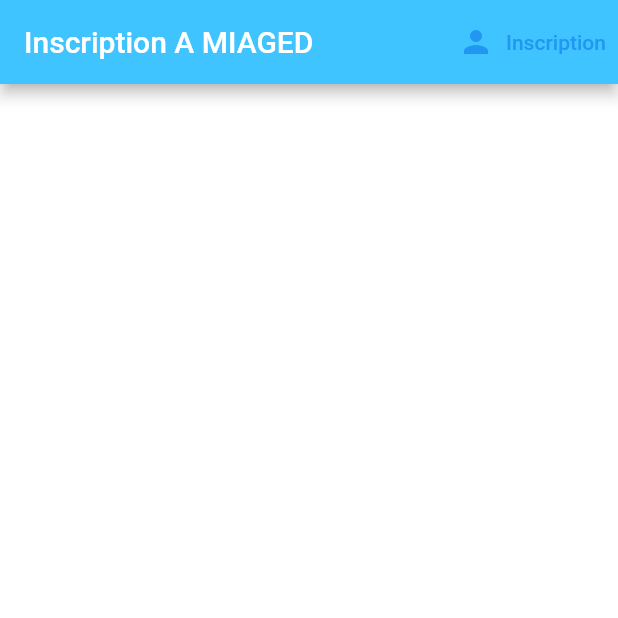
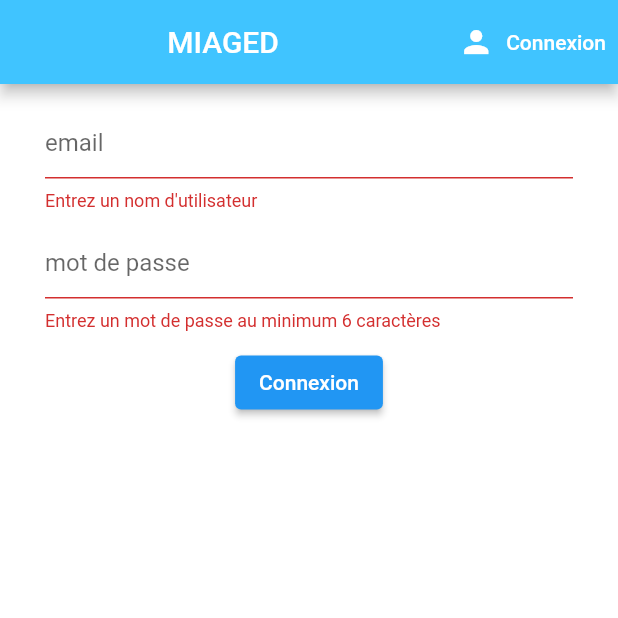
Before and after one commit to yohannlaurendeau/MiagedFlutter, a Flutter app: the screen it shows after launch, after a tap on "Connexion", on a phone screen of 412 x 824 dp, the top half of it. Run offline on Flutter 3.47's test engine with Material 2 defaults, Android fonts, the phone set to English and light mode, and no system bars; our stand-ins replace flutter_spinkit.

Commit message:
Update loading and auth screen

```diff
--- a/lib/common/loading.dart
+++ b/lib/common/loading.dart
@@ -5,10 +5,10 @@ class Loading extends StatelessWidget {
   @override
   Widget build(BuildContext context) {
     return Container(
-      color: Colors.blue,
+      color: Colors.white,
       child: Center(
         child: SpinKitDoubleBounce(
-          color: Colors.white,
+          color: Colors.blueGrey,
           size: 40,
         ),
       ),
--- a/lib/screen/auth/auth_screen.dart
+++ b/lib/screen/auth/auth_screen.dart
@@ -28,9 +28,12 @@ class AuthScreenState extends State<AuthScreen> {
 
   void toggleView() {
     setState(() {
+      _formKey.currentState?.reset();
       emailController.text = '';
       passwordController.text = '';
       showSignIn = !showSignIn;
+      textErr='';
+
     });
   }
 
@@ -41,15 +44,82 @@ class AuthScreenState extends State<AuthScreen> {
       backgroundColor: Colors.white,
       appBar: AppBar(
         backgroundColor: Colors.lightBlueAccent,
-        title: Text(showSignIn ? 'Connexion A MIAGED' : 'Inscription A MIAGED'),
+        title: new Center(child: new Text(showSignIn ? 'MIAGED' : 'MIAGED', textAlign: TextAlign.center)),
         actions: <Widget>[
           TextButton.icon(
-              icon: Icon(Icons.person),
-              label: Text(showSignIn ? 'Connexion' : 'Inscription'),
+              icon: Icon(
+                Icons.person,
+                color: Colors.white,
+              ),
+              label: Text(showSignIn ? 'Connexion' : 'Inscription',
+                style: TextStyle(color: Colors.white)),
               onPressed: ()=>toggleView(),
           )
         ],
       ),
+      body: Container(
+
+        padding: EdgeInsets.symmetric(vertical: 15.0, horizontal: 30.0),
+        child: Form(
+          key: _formKey,
+          child: Column(
+            children: [
+              TextFormField(
+                controller: emailController,
+                validator: (value) =>
+                value == null || value.isEmpty ? "Entrez un nom d'utilisateur" : null,
+                decoration: InputDecoration(
+                    hintText: 'email'
+                ),
+              ),
+              SizedBox(height: 10.0),
+              TextFormField(
+                controller: passwordController,
+                obscureText: true,
+                validator: (value) => value != null && value.length < 6
+                    ? "Entrez un mot de passe au minimum 6 caractères"
+                    : null,
+                decoration: InputDecoration(
+                    hintText: 'mot de passe'
+                ),
+
+              ),
+              SizedBox(height: 10.0),
+              ElevatedButton(
+                child: Text(
+                  showSignIn ? "Connexion" : "Inscription",
+                  style: TextStyle(
+                    color: Colors.white,
+                  ),
+                ),
+                onPressed: (){
+                  if(_formKey.currentState?.validate() == true){
+                    setState(() => loading = true);
+                    var password = passwordController.value.text;
+                    var email = emailController.value.text;
+
+                    //TODO CALL FIREBASE
+
+                    dynamic result = null;
+                    if(result == null){
+                      setState((){
+                        loading = false;
+                        textErr = "Entrez un email valide";
+                      });
+
+                    }
+                  }
+                },
+              ),
+              SizedBox(height: 10.0),
+              Text(
+                textErr,
+                style: TextStyle(color: Colors.red, fontSize: 15.0),
+              )
+            ],
+          ),
+        ),
+      ),
     );
   }
 }
```
